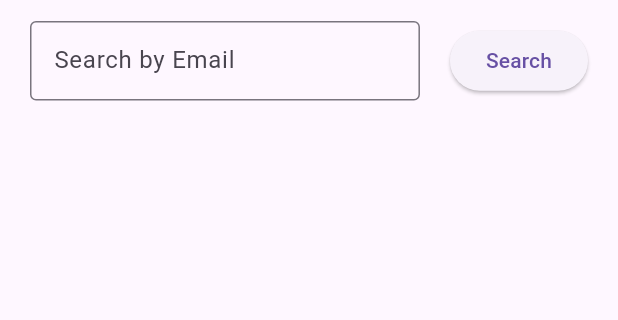
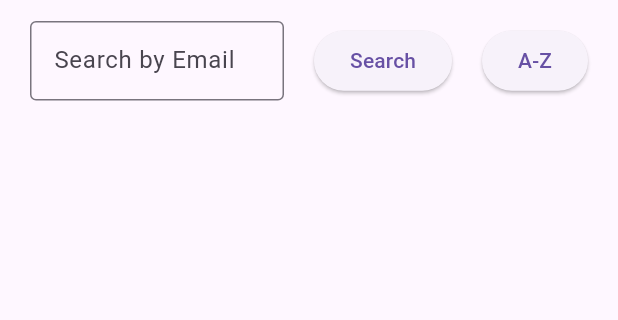
Before and after one commit to connorwang0901/random_user, a Flutter app: the screen it shows after launch, on a phone screen of 412 x 824 dp, the part 63-383 px from its top. Run offline on Flutter 3.47's test engine with Material 3 defaults, Android fonts, the light colour scheme and no system bars; network calls fail.

```diff
--- a/lib/controller/user_controller.dart
+++ b/lib/controller/user_controller.dart
@@ -8,7 +8,6 @@ class UserController {
   final UserService userService = UserService();
   ScrollController scrollController = ScrollController();
   TextEditingController emailController = TextEditingController();
-
 
   List<User> userList = [];
   List<User> curUserList = [];
--- a/lib/main.dart
+++ b/lib/main.dart
@@ -50,6 +50,8 @@ class _UserListScreenState extends State<UserListScreen> {
           MySearchBar(
             controller: _userController.emailController,
             onSearch: _userController.searchByEmail,
+            isIncrease:_userController.isIncrease,
+            onSort: _userController.sortUsersByName,
           ),
           Expanded(
             child: RefreshIndicator(
--- a/lib/view/search_bar.dart
+++ b/lib/view/search_bar.dart
@@ -3,11 +3,15 @@ import 'package:flutter/material.dart';
 class MySearchBar extends StatelessWidget {
   final TextEditingController controller;
   final VoidCallback onSearch;
+  final VoidCallback onSort;
+  bool isIncrease;
 
-  const MySearchBar({
+  MySearchBar({
     Key? key,
     required this.controller,
     required this.onSearch,
+    required this.isIncrease,
+    required this.onSort,
   }) : super(key: key);
 
   @override
@@ -33,6 +37,11 @@ class MySearchBar extends StatelessWidget {
           child: const Text('Search'),
         ),
         const SizedBox(width: 20),
+        ElevatedButton(
+          onPressed: onSort,
+            child: Text(isIncrease ? 'A-Z': 'Z-A')
+        ),
+        const SizedBox(width: 20),
       ],
     );
   }
```
